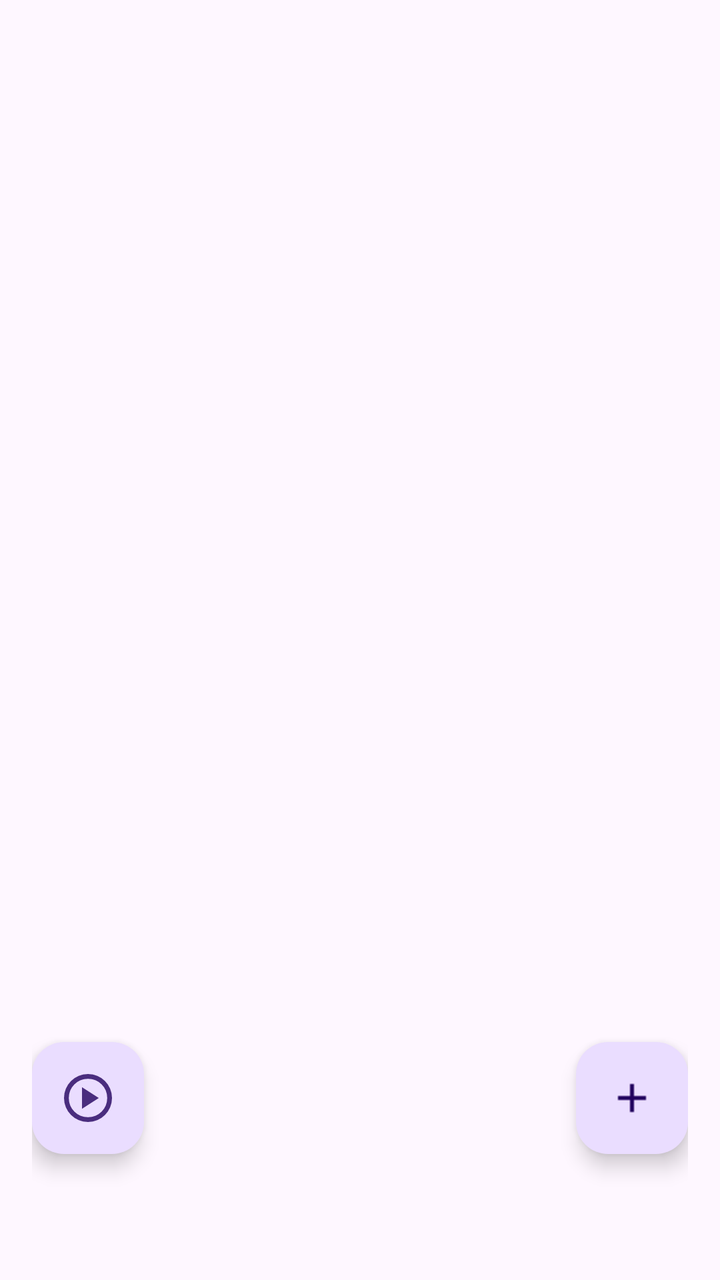
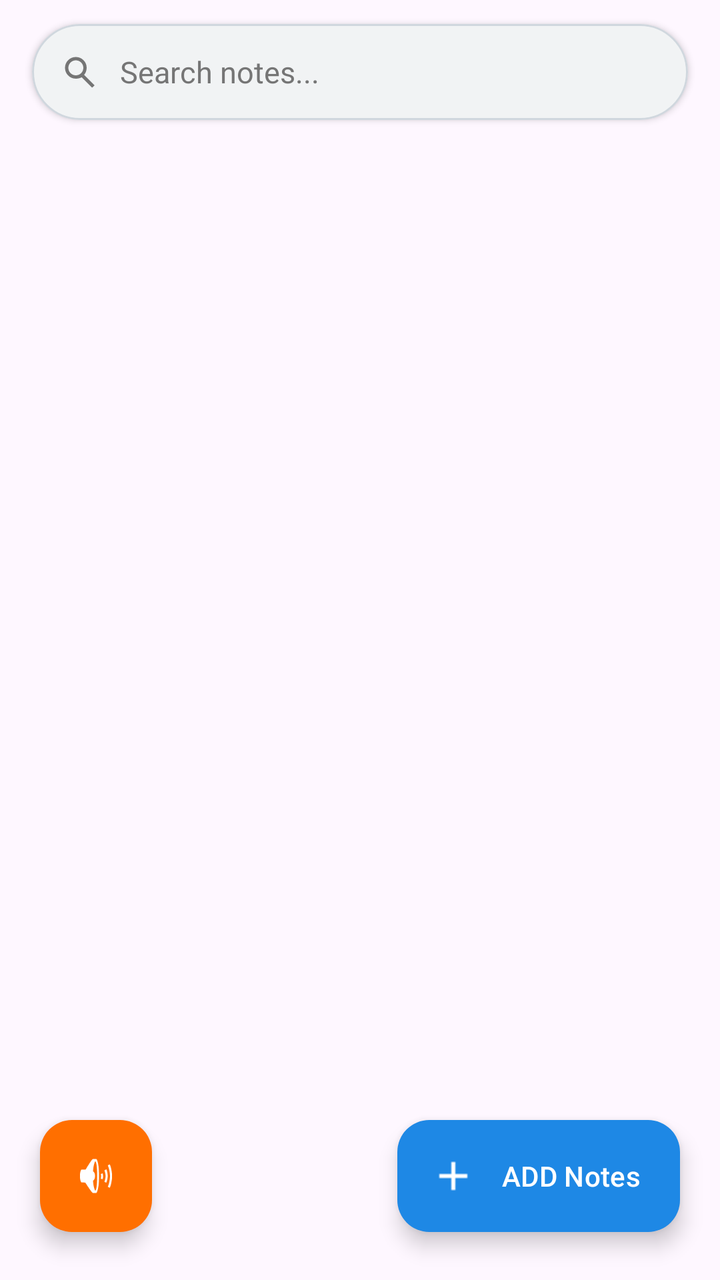

Screens rendered from an Android XML layout before and after an edit, with the pre-edit source and the edit as a unified diff.
<!-- AndroidManifest.xml: application theme Theme.EasyNoteAudio -->
<!-- res/layout/fragment_note_manager.xml -->
<androidx.constraintlayout.widget.ConstraintLayout
    xmlns:android="http://schemas.android.com/apk/res/android"
    xmlns:app="http://schemas.android.com/apk/res-auto"
    xmlns:tools="http://schemas.android.com/tools"
    android:layout_width="match_parent"
    android:layout_height="match_parent"
    android:orientation="vertical"
    android:padding="16dp">


    <GridView
        android:id="@+id/gridNotes"
        android:layout_width="0dp"
        android:layout_height="0dp"
        android:horizontalSpacing="8dp"
        android:numColumns="2"
        android:verticalSpacing="8dp"
        app:layout_constraintBottom_toBottomOf="parent"
        app:layout_constraintEnd_toEndOf="parent"
        app:layout_constraintHorizontal_bias="0.0"
        app:layout_constraintStart_toStartOf="parent"
        app:layout_constraintTop_toTopOf="parent"
        app:layout_constraintVertical_bias="0.0" />

    <com.google.android.material.floatingactionbutton.FloatingActionButton
        android:id="@+id/addNote"
        android:layout_width="wrap_content"
        android:layout_height="wrap_content"
        android:layout_alignParentEnd="true"
        android:layout_alignParentBottom="true"
        android:layout_marginTop="32dp"
        android:contentDescription="@string/addnewnotes"
        android:src="@drawable/to_do_add"
        app:layout_constraintBottom_toBottomOf="parent"
        app:layout_constraintEnd_toEndOf="parent"
        app:layout_constraintTop_toTopOf="@+id/guideline2" />

    <com.google.android.material.floatingactionbutton.FloatingActionButton
        android:id="@+id/speakNotes"
        android:layout_width="wrap_content"
        android:layout_height="wrap_content"
        android:layout_alignParentEnd="true"
        android:layout_alignParentBottom="true"
        android:layout_marginTop="32dp"
        android:contentDescription="@string/listen_to_all_notes"
        android:src="@drawable/music"
        app:layout_constraintBottom_toBottomOf="parent"
        app:layout_constraintStart_toStartOf="parent"
        app:layout_constraintTop_toTopOf="@+id/guideline2" />


    <androidx.constraintlayout.widget.Guideline
        android:id="@+id/guideline2"
        android:layout_width="wrap_content"
        android:layout_height="wrap_content"
        android:orientation="horizontal"
        app:layout_constraintGuide_percent="0.70" />
</androidx.constraintlayout.widget.ConstraintLayout>
<!-- resources referenced by this layout -->
<resources>
  <!-- drawable music (drawable-anydpi) -->
  <vector xmlns:android="http://schemas.android.com/apk/res/android"
      android:width="24dp"
      android:height="24dp"
      android:viewportWidth="960"
      android:viewportHeight="960"
      android:tint="#000000"
      android:alpha="0.8">
    <group android:scaleX="1.2"
        android:scaleY="1.2"
        android:translateX="-96"
        android:translateY="-96">
      <path
          android:fillColor="#FF000000"
          android:pathData="m380,660 l280,-180 -280,-180v360ZM480,880q-83,0 -156,-31.5T197,763q-54,-54 -85.5,-127T80,480q0,-83 31.5,-156T197,197q54,-54 127,-85.5T480,80q83,0 156,31.5T763,197q54,54 85.5,127T880,480q0,83 -31.5,156T763,763q-54,54 -127,85.5T480,880ZM480,800q134,0 227,-93t93,-227q0,-134 -93,-227t-227,-93q-134,0 -227,93t-93,227q0,134 93,227t227,93ZM480,480Z"/>
    </group>
  </vector>
  <!-- drawable to_do_add: png bitmap (drawable, 156 bytes) -->
  <string name="addnewnotes">AddNotes</string>
  <string name="listen_to_all_notes">listen to all Notes</string>
  <style name="Theme.EasyNoteAudio" parent="Base.Theme.EasyNoteAudio" />
  <style name="Base.Theme.EasyNoteAudio" parent="Theme.Material3.DayNight.NoActionBar">
          
          
      </style>
</resources>

<!-- the commit's change to res/layout/fragment_note_manager.xml (unified diff, before → after) -->
@@ -1,58 +1,152 @@
+<?xml version="1.0" encoding="utf-8"?>
 <androidx.constraintlayout.widget.ConstraintLayout
     xmlns:android="http://schemas.android.com/apk/res/android"
     xmlns:app="http://schemas.android.com/apk/res-auto"
     xmlns:tools="http://schemas.android.com/tools"
     android:layout_width="match_parent"
     android:layout_height="match_parent"
-    android:orientation="vertical"
-    android:padding="16dp">
+    android:background="?android:attr/colorBackground">
 
+    
+    <com.google.android.material.card.MaterialCardView
+        android:id="@+id/searchCard"
+        android:layout_width="match_parent"
+        android:layout_height="48dp"
+        android:layout_marginStart="16dp"
+        android:layout_marginTop="12dp"
+        android:layout_marginEnd="16dp"
+        app:cardCornerRadius="24dp"
+        app:cardElevation="2dp"
+        app:strokeColor="@color/card_stroke"
+        app:strokeWidth="1dp"
+        app:cardBackgroundColor="@color/search_bg"
+        app:layout_constraintTop_toTopOf="parent"
+        app:layout_constraintStart_toStartOf="parent"
+        app:layout_constraintEnd_toEndOf="parent">
 
-    <GridView
-        android:id="@+id/gridNotes"
+        <LinearLayout
+            android:layout_width="match_parent"
+            android:layout_height="match_parent"
+            android:gravity="center_vertical"
+            android:orientation="horizontal"
+            android:paddingStart="14dp"
+            android:paddingEnd="14dp">
+
+            <ImageView
+                android:layout_width="20dp"
+                android:layout_height="20dp"
+                android:src="@drawable/ic_search"
+                android:contentDescription="@string/search_notes_hint"
+                app:tint="@color/text_secondary" />
+
+            <EditText
+                android:id="@+id/searchEditText"
+                android:layout_width="0dp"
+                android:layout_height="match_parent"
+                android:layout_marginStart="10dp"
+                android:layout_weight="1"
+                android:background="@null"
+                android:hint="@string/search_notes_hint"
+                android:imeOptions="actionSearch"
+                android:inputType="text"
+                android:maxLines="1"
+                android:textColor="@color/text_primary"
+                android:textColorHint="@color/text_secondary"
+                android:textSize="15sp" />
+
+            <ImageView
+                android:id="@+id/clearSearchButton"
+                android:layout_width="20dp"
+                android:layout_height="20dp"
+                android:src="@android:drawable/ic_menu_close_clear_cancel"
+                android:visibility="gone"
+                android:contentDescription="@string/clear"
+                app:tint="@color/text_secondary" />
+        </LinearLayout>
+    </com.google.android.material.card.MaterialCardView>
+
+    
+    <androidx.recyclerview.widget.RecyclerView
+        android:id="@+id/notesRecyclerView"
         android:layout_width="0dp"
         android:layout_height="0dp"
-        android:horizontalSpacing="8dp"
-        android:numColumns="2"
-        android:verticalSpacing="8dp"
+        android:layout_marginTop="8dp"
+        android:clipToPadding="false"
+        android:paddingStart="8dp"
+        android:paddingEnd="8dp"
+        android:paddingBottom="88dp"
+        app:layout_constraintTop_toBottomOf="@id/searchCard"
         app:layout_constraintBottom_toBottomOf="parent"
-        app:layout_constraintEnd_toEndOf="parent"
-        app:layout_constraintHorizontal_bias="0.0"
         app:layout_constraintStart_toStartOf="parent"
-        app:layout_constraintTop_toTopOf="parent"
-        app:layout_constraintVertical_bias="0.0" />
+        app:layout_constraintEnd_toEndOf="parent" />
 
-    <com.google.android.material.floatingactionbutton.FloatingActionButton
-        android:id="@+id/addNote"
+    
+    <LinearLayout
+        android:id="@+id/emptyStateLayout"
         android:layout_width="wrap_content"
         android:layout_height="wrap_content"
-        android:layout_alignParentEnd="true"
-        android:layout_alignParentBottom="true"
-        android:layout_marginTop="32dp"
-        android:contentDescription="@string/addnewnotes"
-        android:src="@drawable/to_do_add"
+        android:gravity="center"
+        android:orientation="vertical"
+        android:visibility="gone"
+        app:layout_constraintTop_toBottomOf="@id/searchCard"
         app:layout_constraintBottom_toBottomOf="parent"
-        app:layout_constraintEnd_toEndOf="parent"
-        app:layout_constraintTop_toTopOf="@+id/guideline2" />
+        app:layout_constraintStart_toStartOf="parent"
+        app:layout_constraintEnd_toEndOf="parent">
 
+        <ImageView
+            android:layout_width="72dp"
+            android:layout_height="72dp"
+            android:src="@drawable/ic_notes_empty"
+            android:contentDescription="@string/no_notes_title"
+            app:tint="@color/text_secondary" />
+
+        <TextView
+            android:layout_width="wrap_content"
+            android:layout_height="wrap_content"
+            android:layout_marginTop="12dp"
+            android:text="@string/no_notes_title"
+            android:textColor="@color/text_primary"
+            android:textSize="18sp"
+            android:textStyle="bold" />
+
+        <TextView
+            android:layout_width="wrap_content"
+            android:layout_height="wrap_content"
+            android:layout_marginTop="4dp"
+            android:text="@string/no_notes_desc"
+            android:textColor="@color/text_secondary"
+            android:textSize="14sp" />
+    </LinearLayout>
+
+    
     <com.google.android.material.floatingactionbutton.FloatingActionButton
         android:id="@+id/speakNotes"
         android:layout_width="wrap_content"
         android:layout_height="wrap_content"
-        android:layout_alignParentEnd="true"
-        android:layout_alignParentBottom="true"
-        android:layout_marginTop="32dp"
+        android:layout_marginStart="20dp"
+        android:layout_marginBottom="24dp"
         android:contentDescription="@string/listen_to_all_notes"
-        android:src="@drawable/music"
+        android:src="@android:drawable/ic_lock_silent_mode_off"
+        app:backgroundTint="@color/accent"
+        app:tint="@color/white"
+        app:elevation="6dp"
         app:layout_constraintBottom_toBottomOf="parent"
-        app:layout_constraintStart_toStartOf="parent"
-        app:layout_constraintTop_toTopOf="@+id/guideline2" />
+        app:layout_constraintStart_toStartOf="parent" />
 
-
-    <androidx.constraintlayout.widget.Guideline
-        android:id="@+id/guideline2"
+    
+    <com.google.android.material.floatingactionbutton.ExtendedFloatingActionButton
+        android:id="@+id/addNote"
         android:layout_width="wrap_content"
         android:layout_height="wrap_content"
-        android:orientation="horizontal"
-        app:layout_constraintGuide_percent="0.70" />
+        android:layout_marginEnd="20dp"
+        android:layout_marginBottom="24dp"
+        android:text="@string/addnotes"
+        android:textColor="@color/white"
+        app:icon="@drawable/to_do_add"
+        app:iconTint="@color/white"
+        app:backgroundTint="@color/primary"
+        app:elevation="6dp"
+        app:layout_constraintBottom_toBottomOf="parent"
+        app:layout_constraintEnd_toEndOf="parent" />
+
 </androidx.constraintlayout.widget.ConstraintLayout>
<!-- resource entries referenced after the edit -->
@@ -1,25 +1,39 @@
 <!-- resources referenced by this layout -->
 <resources>
-  <!-- drawable music (drawable-anydpi) -->
+  <color name="accent">#FF6F00</color>
+  <color name="card_stroke">#D0D7DE</color>
+  <color name="primary">#1E88E5</color>
+  <color name="search_bg">#F1F3F4</color>
+  <color name="text_primary">#212121</color>
+  <color name="text_secondary">#757575</color>
+  <color name="white">#FFFFFFFF</color>
+  <!-- drawable ic_notes_empty (drawable) -->
+  <vector xmlns:android="http://schemas.android.com/apk/res/android"
+      android:width="64dp"
+      android:height="64dp"
+      android:viewportWidth="24"
+      android:viewportHeight="24">
+    <path
+        android:fillColor="#FFBDBDBD"
+        android:pathData="M19,3H5C3.9,3 3,3.9 3,5V19C3,20.1 3.9,21 5,21H19C20.1,21 21,20.1 21,19V5C21,3.9 20.1,3 19,3M19,19H5V5H19V19M7,7H17V9H7V7M7,11H17V13H7V11M7,15H14V17H7V15Z"/>
+  </vector>
+  <!-- drawable ic_search (drawable) -->
   <vector xmlns:android="http://schemas.android.com/apk/res/android"
       android:width="24dp"
       android:height="24dp"
-      android:viewportWidth="960"
-      android:viewportHeight="960"
-      android:tint="#000000"
-      android:alpha="0.8">
-    <group android:scaleX="1.2"
-        android:scaleY="1.2"
-        android:translateX="-96"
-        android:translateY="-96">
-      <path
-          android:fillColor="#FF000000"
-          android:pathData="m380,660 l280,-180 -280,-180v360ZM480,880q-83,0 -156,-31.5T197,763q-54,-54 -85.5,-127T80,480q0,-83 31.5,-156T197,197q54,-54 127,-85.5T480,80q83,0 156,31.5T763,197q54,54 85.5,127T880,480q0,83 -31.5,156T763,763q-54,54 -127,85.5T480,880ZM480,800q134,0 227,-93t93,-227q0,-134 -93,-227t-227,-93q-134,0 -227,93t-93,227q0,134 93,227t227,93ZM480,480Z"/>
-    </group>
+      android:viewportWidth="24"
+      android:viewportHeight="24">
+    <path
+        android:fillColor="#FF757575"
+        android:pathData="M9.5,3A6.5,6.5 0 0,1 16,9.5C16,11.11 15.41,12.59 14.44,13.73L20.71,20L19.29,21.41L13.03,15.15C12.03,15.68 10.89,16 9.5,16A6.5,6.5 0 0,1 3,9.5A6.5,6.5 0 0,1 9.5,3M9.5,5C7,5 5,7 5,9.5C5,12 7,14 9.5,14C12,14 14,12 14,9.5C14,7 12,5 9.5,5Z"/>
   </vector>
   <!-- drawable to_do_add: png bitmap (drawable, 156 bytes) -->
-  <string name="addnewnotes">AddNotes</string>
-  <string name="listen_to_all_notes">listen to all Notes</string>
+  <string name="addnotes">ADD Notes</string>
+  <string name="clear">Clear</string>
+  <string name="listen_to_all_notes">Listen to all notes</string>
+  <string name="no_notes_desc">Tap + below to create your first note</string>
+  <string name="no_notes_title">No notes yet</string>
+  <string name="search_notes_hint">Search notes...</string>
   <style name="Theme.EasyNoteAudio" parent="Base.Theme.EasyNoteAudio" />
   <style name="Base.Theme.EasyNoteAudio" parent="Theme.Material3.DayNight.NoActionBar">
           
